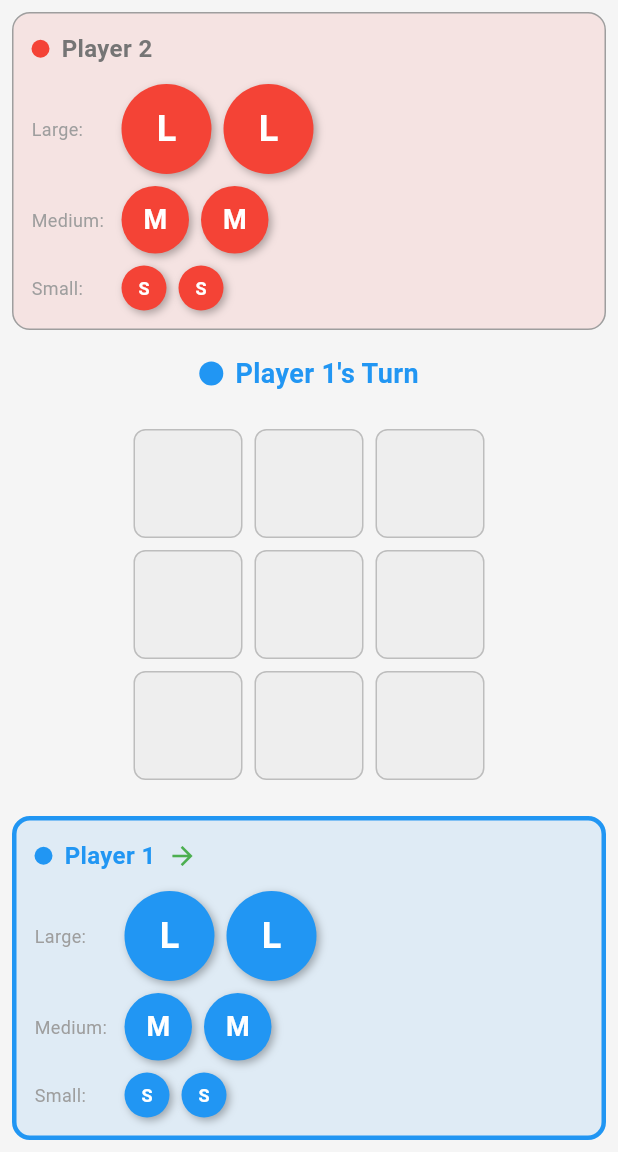
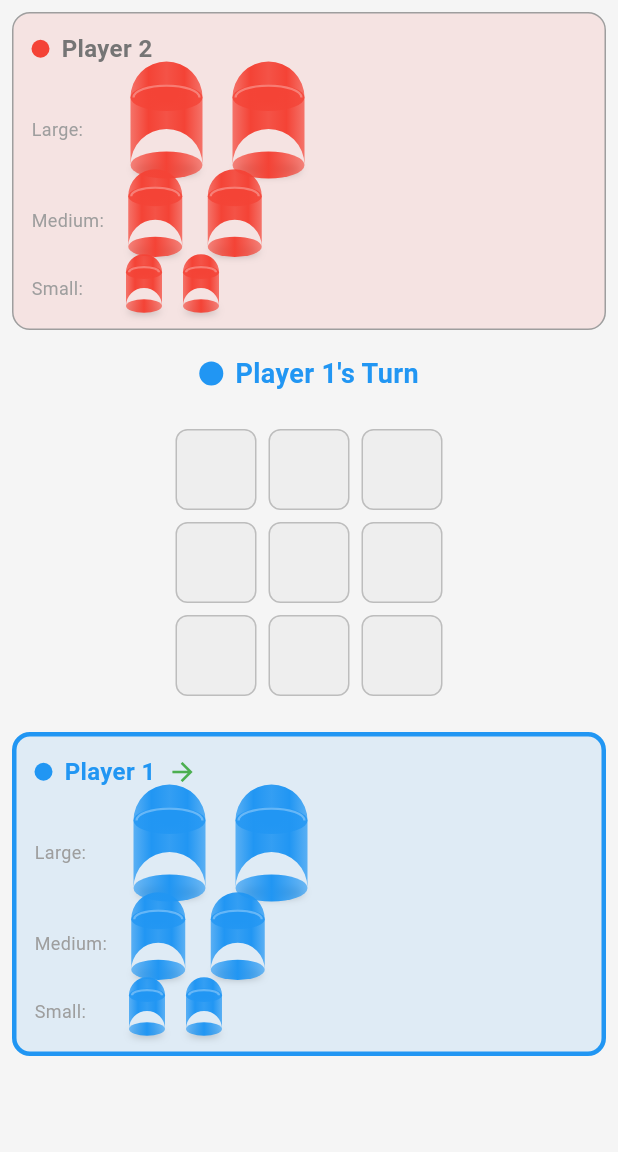
Before and after one commit to hwani1103/gobble_up, a Flutter app: the screen it shows after launch, on a phone screen of 412 x 824 dp, the part 84-1236 px from its top. Run offline on Flutter 3.47's test engine with Material 3 defaults, Android fonts, the phone set to English and light mode, and no system bars.

Commit message:
feat: Improve UI with half-cylinder pawns and fixed layout
UI improvements:
- Fixed grid size: Board no longer resizes when selecting pawns (fixed button area height)
- Fixed player positions: Player 1 always at bottom, Player 2 always at top
- Removed stack count indicator from cells for cleaner look
- Replaced circular pawns with 3D half-cylinder design using CustomPainter
  - Added gradient shading for depth perception
  - Added shadows and highlights for realistic look
  - Three sizes (small, medium, large) with distinct visual appearance

The half-cylinder design provides better visual depth and makes the game more aesthetically pleasing.

```diff
--- a/lib/screens/game_screen.dart
+++ b/lib/screens/game_screen.dart
@@ -1,6 +1,7 @@
 import 'package:flutter/material.dart';
 import 'package:provider/provider.dart';
 import '../controllers/game_controller.dart';
+import '../models/player.dart';
 import '../widgets/board_widget.dart';
 import '../widgets/waiting_area_widget.dart';
 
@@ -43,13 +44,13 @@ class _GameScreenContent extends StatelessWidget {
       body: SafeArea(
         child: Column(
           children: [
-            // Opponent's waiting area (top)
+            // Player 2's waiting area (top - always Player 2)
             Padding(
               padding: const EdgeInsets.all(8.0),
               child: WaitingAreaWidget(
-                player: controller.currentPlayer.opponent,
-                pawns: controller.state.waitingArea[controller.currentPlayer.opponent] ?? [],
-                isCurrentPlayer: false,
+                player: Player.player2,
+                pawns: controller.state.waitingArea[Player.player2] ?? [],
+                isCurrentPlayer: currentPlayer == Player.player2,
                 selectedPawn: controller.selectedPawn,
                 onPawnTap: controller.selectPawnFromWaiting,
               ),
@@ -98,7 +99,7 @@ class _GameScreenContent extends StatelessWidget {
                     ),
             ),
 
-            // Game board
+            // Game board - fixed size
             Expanded(
               child: Center(
                 child: ConstrainedBox(
@@ -108,21 +109,23 @@ class _GameScreenContent extends StatelessWidget {
               ),
             ),
 
-            // Current player's waiting area (bottom)
+            // Player 1's waiting area (bottom - always Player 1)
             Padding(
               padding: const EdgeInsets.all(8.0),
               child: WaitingAreaWidget(
-                player: controller.currentPlayer,
-                pawns: controller.state.waitingArea[controller.currentPlayer] ?? [],
-                isCurrentPlayer: true,
+                player: Player.player1,
+                pawns: controller.state.waitingArea[Player.player1] ?? [],
+                isCurrentPlayer: currentPlayer == Player.player1,
                 selectedPawn: controller.selectedPawn,
                 onPawnTap: controller.selectPawnFromWaiting,
               ),
             ),
 
-            // Action buttons
-            if (controller.selectedPawn != null)
-              Padding(
+            // Action buttons - fixed height to prevent grid resize
+            SizedBox(
+              height: 56,
+              child: controller.selectedPawn != null
+                  ? Padding(
                       padding: const EdgeInsets.all(8.0),
                       child: ElevatedButton(
                         onPressed: controller.cancelSelection,
@@ -131,6 +134,8 @@ class _GameScreenContent extends StatelessWidget {
                         ),
                         child: const Text('Cancel Selection'),
                       ),
+                    )
+                  : const SizedBox.shrink(),
             ),
           ],
         ),
--- a/lib/widgets/cell_widget.dart
+++ b/lib/widgets/cell_widget.dart
@@ -52,26 +52,6 @@ class CellWidget extends StatelessWidget {
                   pawn: cell.topPawn!,
                 ),
               ),
-            if (cell.stack.length > 1)
-              Positioned(
-                top: 4,
-                right: 4,
-                child: Container(
-                  padding: const EdgeInsets.all(4),
-                  decoration: BoxDecoration(
-                    color: Colors.black.withOpacity(0.6),
-                    shape: BoxShape.circle,
-                  ),
-                  child: Text(
-                    '${cell.stack.length}',
-                    style: const TextStyle(
-                      color: Colors.white,
-                      fontSize: 10,
-                      fontWeight: FontWeight.bold,
-                    ),
-                  ),
-                ),
-              ),
           ],
         ),
       ),
--- a/lib/widgets/pawn_widget.dart
+++ b/lib/widgets/pawn_widget.dart
@@ -1,5 +1,6 @@
 import 'package:flutter/material.dart';
 import '../models/pawn.dart';
+import 'half_cylinder_pawn.dart';
 
 class PawnWidget extends StatelessWidget {
   final Pawn pawn;
@@ -17,33 +18,10 @@ class PawnWidget extends StatelessWidget {
   Widget build(BuildContext context) {
     return GestureDetector(
       onTap: onTap,
-      child: Container(
-        width: pawn.size.displaySize,
-        height: pawn.size.displaySize,
-        decoration: BoxDecoration(
-          shape: BoxShape.circle,
-          color: pawn.owner.color,
-          border: isSelected
-              ? Border.all(color: Colors.yellow, width: 3)
-              : null,
-          boxShadow: [
-            BoxShadow(
-              color: Colors.black.withOpacity(0.3),
-              blurRadius: 4,
-              offset: const Offset(2, 2),
-            ),
-          ],
-        ),
-        child: Center(
-          child: Text(
-            pawn.size.displayName[0],
-            style: TextStyle(
-              color: Colors.white,
-              fontWeight: FontWeight.bold,
-              fontSize: pawn.size.displaySize * 0.4,
-            ),
-          ),
-        ),
+      child: HalfCylinderPawn(
+        color: pawn.owner.color,
+        size: pawn.size.displaySize,
+        isSelected: isSelected,
       ),
     );
   }
```
Also changed, not shown: lib/widgets/half_cylinder_pawn.dart (added, +181 -0 lines). Lines whose indentation alone changed are shown as unchanged.
